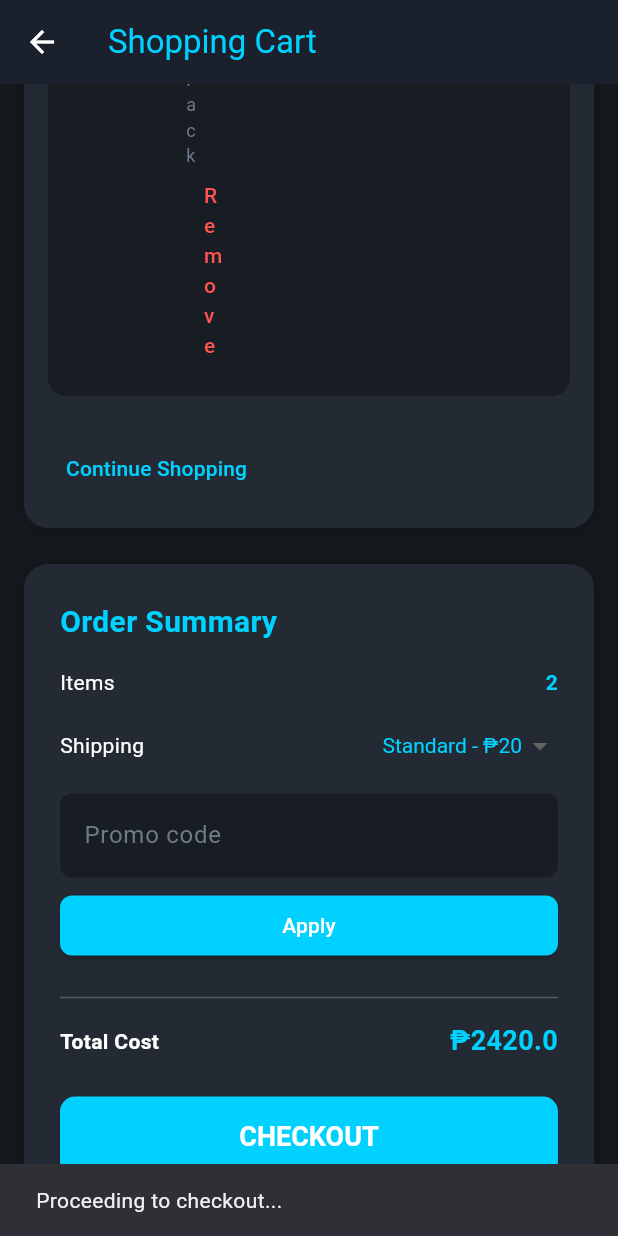
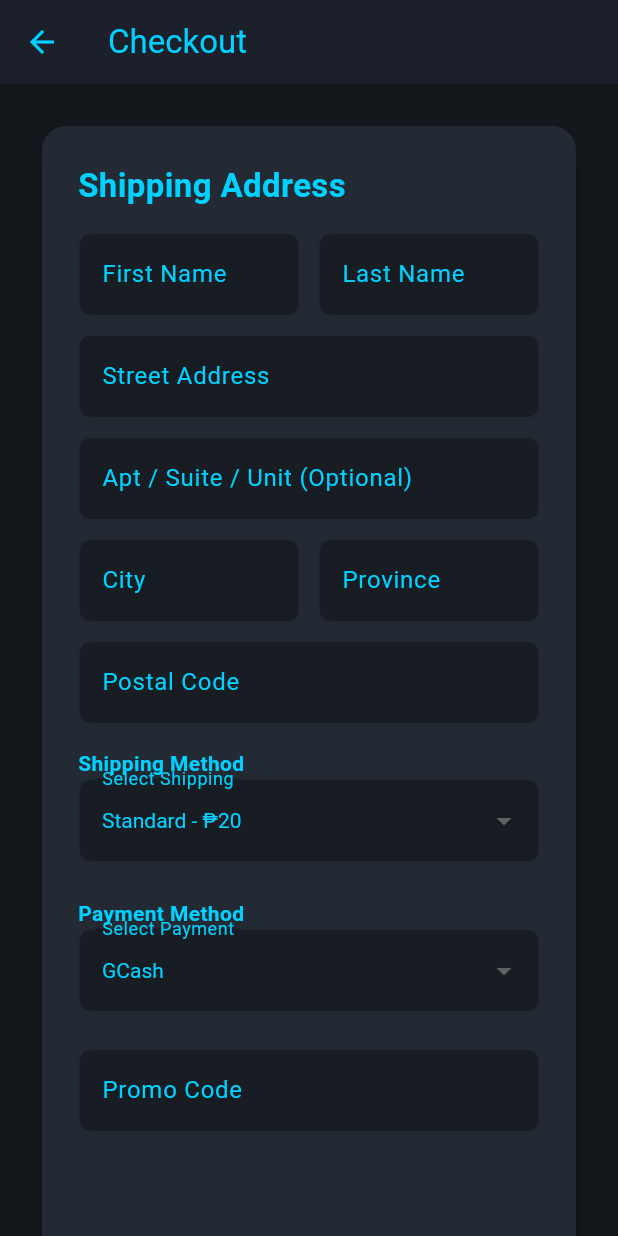
Before and after one commit to Wilul1/Tech-Master, a Flutter app: the screen it shows after launch, item 3 of the bottom bar chosen, scrolled down 1128 dp, after a tap on "CHECKOUT", on a phone screen of 412 x 824 dp. Run offline on Flutter 3.47's test engine with Material 3 defaults, Android fonts, the phone set to English and light mode, and no system bars; our stand-ins replace firebase_auth, firebase_core, image_picker, shared_preferences; accounts and stored records are empty; network calls fail.

Commit message:
Your message here

```diff
--- a/lib/screens/cart_screen.dart
+++ b/lib/screens/cart_screen.dart
@@ -1,4 +1,5 @@
 import 'package:flutter/material.dart';
+import 'checkout_screen.dart';
 
 class CartScreen extends StatefulWidget {
   const CartScreen({Key? key}) : super(key: key);
@@ -265,8 +266,12 @@ class _CartScreenState extends State<CartScreen> {
                                           elevation: 2,
                                         ),
                                         onPressed: () {
-                                          // TODO: Implement checkout logic
-                                          ScaffoldMessenger.of(context).showSnackBar(const SnackBar(content: Text('Proceeding to checkout...')));
+                                          Navigator.push(
+                                            context,
+                                            MaterialPageRoute(
+                                              builder: (context) => const CheckoutScreen(),
+                                            ),
+                                          );
                                         },
                                         child: const Text('CHECKOUT'),
                                       ),
@@ -468,8 +473,12 @@ class _CartScreenState extends State<CartScreen> {
                                           elevation: 2,
                                         ),
                                         onPressed: () {
-                                          // TODO: Implement checkout logic
-                                          ScaffoldMessenger.of(context).showSnackBar(const SnackBar(content: Text('Proceeding to checkout...')));
+                                          Navigator.push(
+                                            context,
+                                            MaterialPageRoute(
+                                              builder: (context) => const CheckoutScreen(),
+                                            ),
+                                          );
                                         },
                                         child: const Text('CHECKOUT'),
                                       ),
--- /dev/null
+++ b/lib/screens/checkout_screen.dart
@@ -0,0 +1,271 @@
+import 'package:flutter/material.dart';
+
+class CheckoutScreen extends StatefulWidget {
+  const CheckoutScreen({Key? key}) : super(key: key);
+
+  @override
+  State<CheckoutScreen> createState() => _CheckoutScreenState();
+}
+
+class _CheckoutScreenState extends State<CheckoutScreen> {
+  final _formKey = GlobalKey<FormState>();
+  final _firstNameController = TextEditingController();
+  final _lastNameController = TextEditingController();
+  final _addressController = TextEditingController();
+  final _aptController = TextEditingController();
+  final _cityController = TextEditingController();
+  final _provinceController = TextEditingController();
+  final _postalController = TextEditingController();
+  String? _shippingMethod = 'Standard';
+  String? _paymentMethod = 'GCash';
+  String _promoCode = '';
+
+  @override
+  void dispose() {
+    _firstNameController.dispose();
+    _lastNameController.dispose();
+    _addressController.dispose();
+    _aptController.dispose();
+    _cityController.dispose();
+    _provinceController.dispose();
+    _postalController.dispose();
+    super.dispose();
+  }
+
+  @override
+  Widget build(BuildContext context) {
+    final Color bgColor = const Color(0xFF14171C);
+    final Color cardColor = const Color(0xFF232A34);
+    final Color accent = const Color(0xFF00D1FF);
+    final Color textColor = Colors.white;
+    final Color subTextColor = const Color(0xFF6C7A89);
+
+    return Scaffold(
+      appBar: AppBar(
+        title: const Text('Checkout', style: TextStyle(color: Color(0xFF00D1FF))),
+        backgroundColor: const Color(0xFF181C23),
+        iconTheme: const IconThemeData(color: Color(0xFF00D1FF)),
+        elevation: 2,
+      ),
+      backgroundColor: bgColor,
+      body: Center(
+        child: SingleChildScrollView(
+          child: Padding(
+            padding: const EdgeInsets.all(24.0),
+            child: ConstrainedBox(
+              constraints: const BoxConstraints(maxWidth: 600),
+              child: Card(
+                color: cardColor,
+                shape: RoundedRectangleBorder(borderRadius: BorderRadius.circular(16)),
+                elevation: 8,
+                child: Padding(
+                  padding: const EdgeInsets.all(24.0),
+                  child: Form(
+                    key: _formKey,
+                    child: Column(
+                      crossAxisAlignment: CrossAxisAlignment.start,
+                      children: [
+                        const Text('Shipping Address', style: TextStyle(color: Color(0xFF00D1FF), fontSize: 22, fontWeight: FontWeight.bold)),
+                        const SizedBox(height: 16),
+                        Row(
+                          children: [
+                            Expanded(
+                              child: TextFormField(
+                                controller: _firstNameController,
+                                style: TextStyle(color: textColor),
+                                decoration: _inputDecoration('First Name'),
+                                validator: (v) => v == null || v.isEmpty ? 'Required' : null,
+                              ),
+                            ),
+                            const SizedBox(width: 12),
+                            Expanded(
+                              child: TextFormField(
+                                controller: _lastNameController,
+                                style: TextStyle(color: textColor),
+                                decoration: _inputDecoration('Last Name'),
+                                validator: (v) => v == null || v.isEmpty ? 'Required' : null,
+                              ),
+                            ),
+                          ],
+                        ),
+                        const SizedBox(height: 12),
+                        TextFormField(
+                          controller: _addressController,
+                          style: TextStyle(color: textColor),
+                          decoration: _inputDecoration('Street Address'),
+                          validator: (v) => v == null || v.isEmpty ? 'Required' : null,
+                        ),
+                        const SizedBox(height: 12),
+                        TextFormField(
+                          controller: _aptController,
+                          style: TextStyle(color: textColor),
+                          decoration: _inputDecoration('Apt / Suite / Unit (Optional)'),
+                        ),
+                        const SizedBox(height: 12),
+                        Row(
+                          children: [
+                            Expanded(
+                              child: TextFormField(
+                                controller: _cityController,
+                                style: TextStyle(color: textColor),
+                                decoration: _inputDecoration('City'),
+                                validator: (v) => v == null || v.isEmpty ? 'Required' : null,
+                              ),
+                            ),
+                            const SizedBox(width: 12),
+                            Expanded(
+                              child: TextFormField(
+                                controller: _provinceController,
+                                style: TextStyle(color: textColor),
+                                decoration: _inputDecoration('Province'),
+                                validator: (v) => v == null || v.isEmpty ? 'Required' : null,
+                              ),
+                            ),
+                          ],
+                        ),
+                        const SizedBox(height: 12),
+                        TextFormField(
+                          controller: _postalController,
+                          style: TextStyle(color: textColor),
+                          decoration: _inputDecoration('Postal Code'),
+                          validator: (v) => v == null || v.isEmpty ? 'Required' : null,
+                        ),
+                        const SizedBox(height: 16),
+                        const Text('Shipping Method', style: TextStyle(color: Color(0xFF00D1FF), fontWeight: FontWeight.bold)),
+                        DropdownButtonFormField<String>(
+                          value: _shippingMethod,
+                          dropdownColor: cardColor,
+                          style: TextStyle(color: accent),
+                          decoration: _inputDecoration('Select Shipping'),
+                          items: const [
+                            DropdownMenuItem(value: 'Standard', child: Text('Standard - ₱20', style: TextStyle(color: Color(0xFF00D1FF)))),
+                            DropdownMenuItem(value: 'Express', child: Text('Express - ₱50', style: TextStyle(color: Color(0xFF00D1FF)))),
+                          ],
+                          onChanged: (val) => setState(() => _shippingMethod = val),
+                        ),
+                        const SizedBox(height: 24),
+                        const Text('Payment Method', style: TextStyle(color: Color(0xFF00D1FF), fontWeight: FontWeight.bold)),
+                        DropdownButtonFormField<String>(
+                          value: _paymentMethod,
+                          dropdownColor: cardColor,
+                          style: TextStyle(color: accent),
+                          decoration: _inputDecoration('Select Payment'),
+                          items: const [
+                            DropdownMenuItem(value: 'GCash', child: Text('GCash', style: TextStyle(color: Color(0xFF00D1FF)))),
+                            DropdownMenuItem(value: 'PayMaya', child: Text('PayMaya', style: TextStyle(color: Color(0xFF00D1FF)))),
+                            DropdownMenuItem(value: 'Credit Card', child: Text('Credit Card', style: TextStyle(color: Color(0xFF00D1FF)))),
+                            DropdownMenuItem(value: 'Cash on Delivery', child: Text('Cash on Delivery', style: TextStyle(color: Color(0xFF00D1FF)))),
+                          ],
+                          onChanged: (val) => setState(() => _paymentMethod = val),
+                        ),
+                        const SizedBox(height: 24),
+                        TextFormField(
+                          style: TextStyle(color: textColor),
+                          decoration: _inputDecoration('Promo Code'),
+                          onChanged: (val) => setState(() => _promoCode = val),
+                        ),
+                        const SizedBox(height: 24),
+                        _orderSummary(cardColor, accent, textColor, subTextColor),
+                        const SizedBox(height: 32),
+                        SizedBox(
+                          width: double.infinity,
+                          child: ElevatedButton(
+                            style: ElevatedButton.styleFrom(
+                              backgroundColor: accent,
+                              foregroundColor: Colors.white,
+                              padding: const EdgeInsets.symmetric(vertical: 16),
+                              textStyle: const TextStyle(fontSize: 18, fontWeight: FontWeight.bold),
+                              shape: RoundedRectangleBorder(borderRadius: BorderRadius.circular(10)),
+                              elevation: 2,
+                            ),
+                            onPressed: () {
+                              if (_formKey.currentState!.validate()) {
+                                ScaffoldMessenger.of(context).showSnackBar(const SnackBar(content: Text('Order placed!')));
+                              }
+                            },
+                            child: const Text('PLACE ORDER'),
+                          ),
+                        ),
+                      ],
+                    ),
+                  ),
+                ),
+              ),
+            ),
+          ),
+        ),
+      ),
+    );
+  }
+
+  Widget _orderSummary(Color cardColor, Color accent, Color textColor, Color subTextColor) {
+    double subtotal = 1800.0; // Example subtotal
+    double shipping = _shippingMethod == 'Express' ? 50.0 : 20.0;
+    double total = subtotal + shipping;
+    return Container(
+      margin: const EdgeInsets.only(top: 16),
+      padding: const EdgeInsets.all(24),
+      decoration: BoxDecoration(
+        color: cardColor,
+        borderRadius: BorderRadius.circular(16),
+        boxShadow: [
+          BoxShadow(
+            color: Colors.black.withOpacity(0.10),
+            blurRadius: 8,
+            offset: const Offset(0, 2),
+          ),
+        ],
+      ),
+      child: Column(
+        crossAxisAlignment: CrossAxisAlignment.start,
+        children: [
+          const Text('Order Summary', style: TextStyle(color: Color(0xFF00D1FF), fontSize: 20, fontWeight: FontWeight.bold)),
+          const SizedBox(height: 16),
+          Row(
+            mainAxisAlignment: MainAxisAlignment.spaceBetween,
+            children: [
+              const Text('Subtotal', style: TextStyle(color: Colors.white)),
+              Text('₱$subtotal', style: TextStyle(color: accent, fontWeight: FontWeight.bold)),
+            ],
+          ),
+          const SizedBox(height: 8),
+          Row(
+            mainAxisAlignment: MainAxisAlignment.spaceBetween,
+            children: [
+              const Text('Shipping', style: TextStyle(color: Colors.white)),
+              Text('₱$shipping', style: TextStyle(color: accent, fontWeight: FontWeight.bold)),
+            ],
+          ),
+          const SizedBox(height: 8),
+          Divider(color: Colors.white24),
+          const SizedBox(height: 8),
+          Row(
+            mainAxisAlignment: MainAxisAlignment.spaceBetween,
+            children: [
+              const Text('Total', style: TextStyle(color: Colors.white, fontWeight: FontWeight.bold)),
+              Text('₱$total', style: TextStyle(color: accent, fontWeight: FontWeight.bold, fontSize: 18)),
+            ],
+          ),
+        ],
+      ),
+    );
+  }
+
+  InputDecoration _inputDecoration(String label) {
+    return InputDecoration(
+      labelText: label,
+      labelStyle: const TextStyle(color: Color(0xFF00D1FF)),
+      filled: true,
+      fillColor: const Color(0xFF181C23),
+      enabledBorder: OutlineInputBorder(
+        borderRadius: BorderRadius.circular(8),
+        borderSide: const BorderSide(color: Color(0xFF232A34)),
+      ),
+      focusedBorder: OutlineInputBorder(
+        borderRadius: BorderRadius.circular(8),
+        borderSide: const BorderSide(color: Color(0xFF00D1FF)),
+      ),
+      hintStyle: const TextStyle(color: Color(0xFF6C7A89)),
+    );
+  }
+}
```
